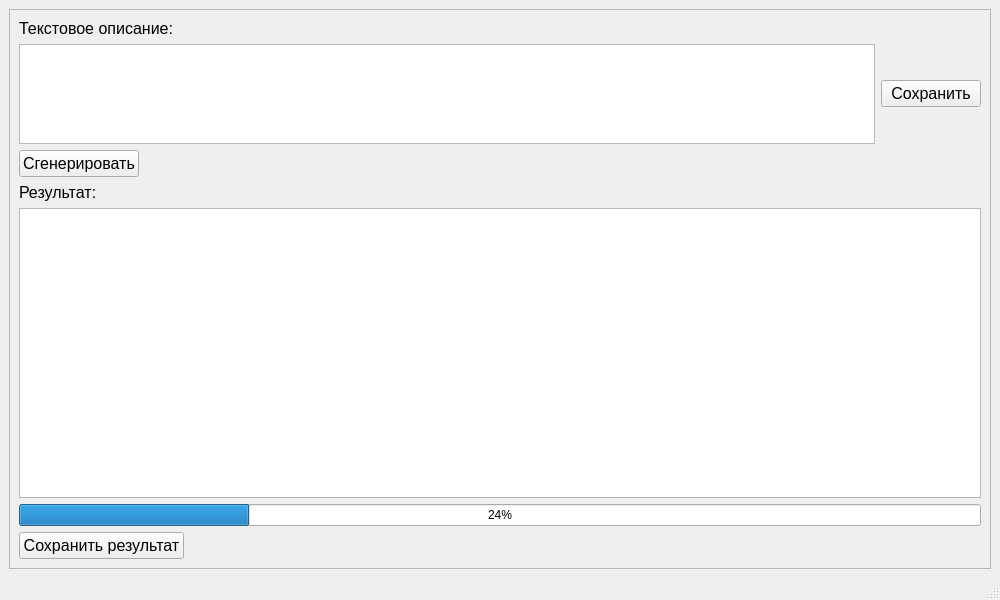
The window that guiui/ui.ui (VyacheslavGureev/Diplom_magistratura) describes before a commit, drawn with Qt 5.
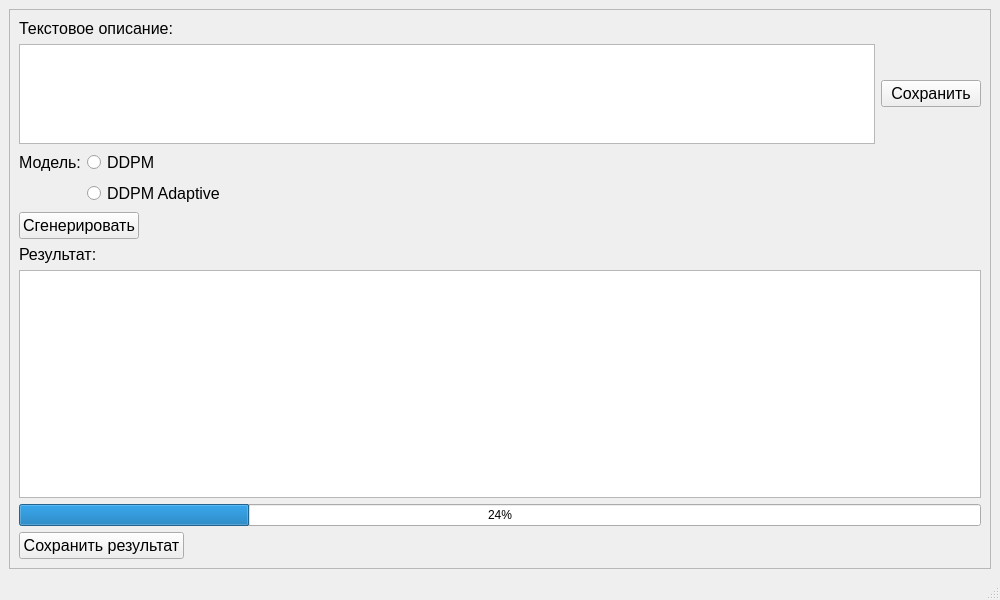
The same window after the commit.

Patch:
```diff
--- a/guiui/ui.ui
+++ b/guiui/ui.ui
@@ -96,6 +96,72 @@
              </item>
             </layout>
            </item>
+           <item>
+            <layout class="QGridLayout" name="gridLayout">
+             <item row="0" column="0">
+              <widget class="QLabel" name="labelModelType">
+               <property name="font">
+                <font>
+                 <pointsize>12</pointsize>
+                </font>
+               </property>
+               <property name="text">
+                <string>Модель:</string>
+               </property>
+              </widget>
+             </item>
+             <item row="1" column="1">
+              <widget class="QRadioButton" name="radioButtonDDPMAdapt">
+               <property name="font">
+                <font>
+                 <pointsize>12</pointsize>
+                </font>
+               </property>
+               <property name="text">
+                <string>DDPM Adaptive</string>
+               </property>
+              </widget>
+             </item>
+             <item row="0" column="1">
+              <widget class="QRadioButton" name="radioButtonDDPM">
+               <property name="font">
+                <font>
+                 <pointsize>12</pointsize>
+                </font>
+               </property>
+               <property name="text">
+                <string>DDPM</string>
+               </property>
+              </widget>
+             </item>
+             <item row="0" column="2">
+              <spacer name="horizontalSpacerDDPM">
+               <property name="orientation">
+                <enum>Qt::Horizontal</enum>
+               </property>
+               <property name="sizeHint" stdset="0">
+                <size>
+                 <width>40</width>
+                 <height>20</height>
+                </size>
+               </property>
+              </spacer>
+             </item>
+             <item row="1" column="2">
+              <spacer name="horizontalSpacerDDPMAdapt">
+               <property name="orientation">
+                <enum>Qt::Horizontal</enum>
+               </property>
+               <property name="sizeHint" stdset="0">
+                <size>
+                 <width>40</width>
+                 <height>20</height>
+                </size>
+               </property>
+              </spacer>
+             </item>
+            </layout>
+           </item>
           </layout>
          </item>
          <item>
```
